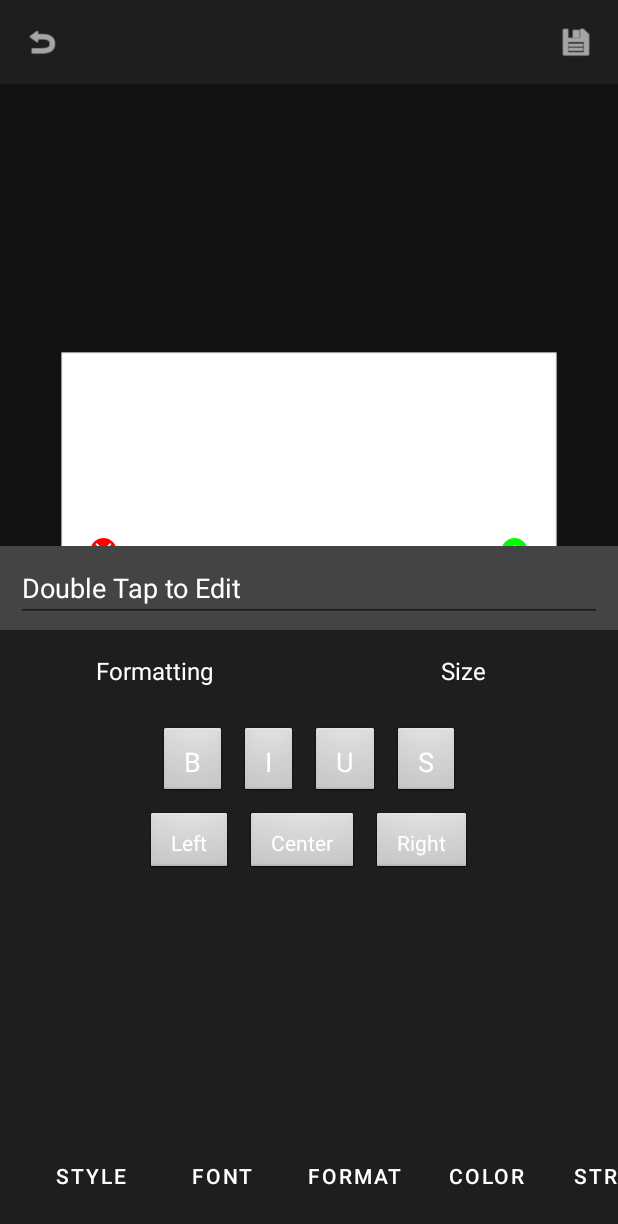
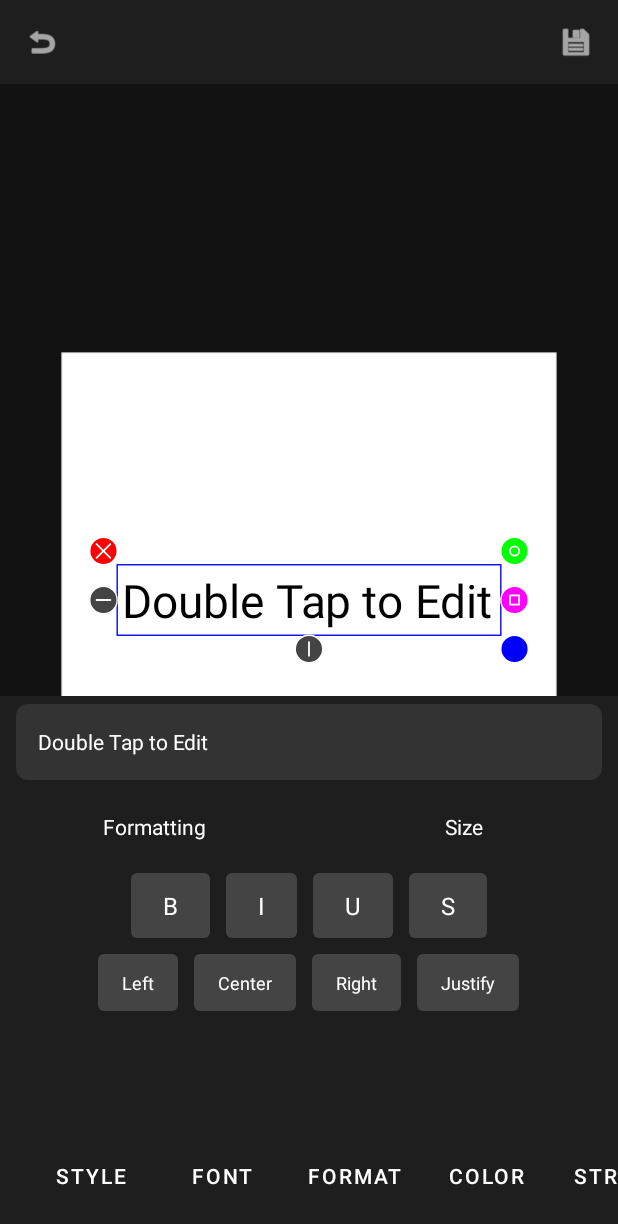
Before and after one commit to moon9ibulbul/projectypeset, an Android app: the EditorActivity screen opened directly, with no data from a screen before it, after a tap on "FORMAT", on a phone screen of 412 x 824 dp. Shown: the top 1224 px of the screen. Run offline under Robolectric (Android 15) with nearby library versions, the phone set to English and light mode, and no system bars; 2 other taps on this screen came first.

Commit message:
Refactor TextLayer for Rich Text and Overhaul Editor UI
- **TextLayer:**
  - Migrated text storage from `String` to `SpannableStringBuilder` to support rich text (Bold, Italic, Color, Font).
  - Added support for Justify alignment (API 26+) and standard alignment options.
  - Implemented `CustomTypefaceSpan` for partial font application.
- **EditorActivity:**
  - **Double Tap:** Now correctly opens the Format menu and focuses the input field automatically.
  - **UI Layout:** Standardized menu height to avoid covering the canvas.
  - **Font Menu:** Restored tabs (Standard, My Font, Favorite) and converted lists to horizontal scroll views for compactness.
  - **Format Menu:** Split into 'Formatting' (Style, Align, Justify) and 'Size' tabs.
  - **Input Integration:** Added `EditText` to Font, Format, and Color menus to allow partial selection styling directly within the menu.
  - **Styling:** Improved menu aesthetics with programmatic gradients and padding.

```diff
--- a/app/src/main/java/com/astral/typer/EditorActivity.kt
+++ b/app/src/main/java/com/astral/typer/EditorActivity.kt
@@ -3,6 +3,7 @@ package com.astral.typer
 import android.content.Context
 import android.graphics.Color
 import android.graphics.Typeface
+import android.graphics.drawable.GradientDrawable
 import android.os.Bundle
 import android.text.Editable
 import android.text.Layout
@@ -41,18 +42,20 @@ class EditorActivity : AppCompatActivity() {
     private lateinit var canvasView: AstralCanvasView
 
     private var activeEditText: EditText? = null
-    private val MENU_HEIGHT_DP = 380
+    private val MENU_HEIGHT_DP = 280
 
     private val importFontLauncher = registerForActivityResult(ActivityResultContracts.GetContent()) { uri ->
         uri?.let {
             if (FontManager.importFont(this, it)) {
                 Toast.makeText(this, "Font Imported!", Toast.LENGTH_SHORT).show()
-                // Refresh logic if needed
+                if (isFontPickerVisible) showFontPicker()
             } else {
                 Toast.makeText(this, "Import Failed", Toast.LENGTH_SHORT).show()
             }
         }
     }
+
+    private var isFontPickerVisible = false
 
     override fun onCreate(savedInstanceState: Bundle?) {
         super.onCreate(savedInstanceState)
@@ -103,9 +106,12 @@ class EditorActivity : AppCompatActivity() {
                 if (layer is TextLayer) {
                     // Open Format menu and focus input
                     showFormatMenu()
+                    // Delay focus slightly to ensure view is attached
+                    binding.root.postDelayed({
                         activeEditText?.requestFocus()
                         val imm = getSystemService(Context.INPUT_METHOD_SERVICE) as InputMethodManager
                         imm.showSoftInput(activeEditText, InputMethodManager.SHOW_IMPLICIT)
+                    }, 100)
                 }
             }
         }
@@ -173,7 +179,7 @@ class EditorActivity : AppCompatActivity() {
         binding.propertyDetailContainer.visibility = View.VISIBLE
         binding.propertyDetailContainer.removeAllViews()
 
-        // Enforce Uniform Height
+        // Enforce Uniform Reduced Height
         val params = binding.propertyDetailContainer.layoutParams
         params.height = dpToPx(MENU_HEIGHT_DP)
         binding.propertyDetailContainer.layoutParams = params
@@ -192,6 +198,7 @@ class EditorActivity : AppCompatActivity() {
     private fun hidePropertyDetail() {
         binding.propertyDetailContainer.visibility = View.GONE
         activeEditText = null
+        isFontPickerVisible = false
     }
 
     // --- Shared Input Field ---
@@ -199,14 +206,25 @@ class EditorActivity : AppCompatActivity() {
         val inputContainer = LinearLayout(this).apply {
             orientation = LinearLayout.VERTICAL
             setPadding(16, 8, 16, 8)
-            setBackgroundColor(Color.DKGRAY)
+            background = GradientDrawable().apply {
+                setColor(Color.parseColor("#333333"))
+                cornerRadius = dpToPx(8).toFloat()
+            }
+            layoutParams = LinearLayout.LayoutParams(
+                ViewGroup.LayoutParams.MATCH_PARENT,
+                ViewGroup.LayoutParams.WRAP_CONTENT
+            ).apply {
+                setMargins(16, 8, 16, 8)
+            }
         }
 
         val editText = EditText(this).apply {
             setTextColor(Color.WHITE)
             setText(layer.text) // Copies spans
-            setHint("Edit Text...")
-            setHintTextColor(Color.LTGRAY)
+            textSize = 14f
+            setHint("Type here...")
+            setHintTextColor(Color.GRAY)
+            background = null // Remove default underline
             layoutParams = LinearLayout.LayoutParams(
                 ViewGroup.LayoutParams.MATCH_PARENT,
                 ViewGroup.LayoutParams.WRAP_CONTENT
@@ -234,67 +252,163 @@ class EditorActivity : AppCompatActivity() {
 
         if (start != -1 && end != -1 && start != end) {
             et.editableText.setSpan(span, start, end, Spannable.SPAN_EXCLUSIVE_EXCLUSIVE)
-            // Trigger update in TextLayer via TextWatcher
-            // But TextWatcher fires after change. setSpan does not always trigger onTextChanged unless text changes?
-            // setSpan DOES trigger span change events, but TextWatcher monitors text content characters usually.
-            // Let's force update
             val layer = canvasView.getSelectedLayer() as? TextLayer
             if (layer != null) {
                 layer.text = SpannableStringBuilder(et.editableText)
                 canvasView.invalidate()
             }
-        } else {
-             // If no selection, maybe apply global? Or toggle for next typing?
-             // For now, only selection.
         }
     }
 
     // --- FONT MENU ---
     private fun showFontPicker() {
+        isFontPickerVisible = true
         val container = prepareContainer()
         val layer = canvasView.getSelectedLayer() as? TextLayer ?: return
 
         container.addView(createInputView(layer))
 
-        val scroll = HorizontalScrollView(this)
+        // Tabs
+        val tabsLayout = LinearLayout(this).apply {
+            orientation = LinearLayout.HORIZONTAL
+            weightSum = 3f
+            layoutParams = LinearLayout.LayoutParams(
+                ViewGroup.LayoutParams.MATCH_PARENT,
+                ViewGroup.LayoutParams.WRAP_CONTENT
+            ).apply { setMargins(0, 8, 0, 8) }
+        }
+
+        val contentContainer = FrameLayout(this).apply {
+            layoutParams = LinearLayout.LayoutParams(
+                ViewGroup.LayoutParams.MATCH_PARENT,
+                ViewGroup.LayoutParams.MATCH_PARENT
+            )
+        }
+
+        // Tab Logic
+        fun loadTab(type: String) {
+            contentContainer.removeAllViews()
+
+            // Horizontal List Container
+            val scroll = HorizontalScrollView(this).apply {
+                layoutParams = FrameLayout.LayoutParams(
+                    ViewGroup.LayoutParams.MATCH_PARENT,
+                    ViewGroup.LayoutParams.WRAP_CONTENT
+                )
+            }
+
             val list = LinearLayout(this).apply {
                 orientation = LinearLayout.HORIZONTAL
-            setPadding(16, 16, 16, 16)
+                setPadding(16, 0, 16, 0)
+                gravity = Gravity.CENTER_VERTICAL
             }
 
-        // Horizontal Compact List
-        val allFonts = FontManager.getStandardFonts(this) + FontManager.getCustomFonts(this)
+            if (type == "My Font") {
+                val btnImport = TextView(this).apply {
+                    text = "+ Import"
+                    setTextColor(Color.GREEN)
+                    setPadding(24, 16, 24, 16)
+                    gravity = Gravity.CENTER
+                    setBackgroundResource(android.R.drawable.btn_default_small)
+                    setOnClickListener { importFontLauncher.launch("*/*") }
+                }
+                list.addView(btnImport)
+            }
 
-        for (font in allFonts) {
-            val item = TextView(this).apply {
-                text = font.name
-                textSize = 16f
-                setTextColor(Color.WHITE)
-                typeface = font.typeface
+            val fonts = when(type) {
+                "Standard" -> FontManager.getStandardFonts(this)
+                "My Font" -> FontManager.getCustomFonts(this)
+                "Favorite" -> FontManager.getFavoriteFonts(this)
+                else -> emptyList()
+            }
+
+            if (fonts.isEmpty() && type != "Standard") {
+                val empty = TextView(this).apply {
+                     text = "No fonts found."
+                     setTextColor(Color.GRAY)
                      setPadding(20, 20, 20, 20)
-                setBackgroundResource(android.R.drawable.btn_default_small) // Or custom bg
+                }
+                list.addView(empty)
+            }
+
+            for (font in fonts) {
+                val itemLayout = LinearLayout(this).apply {
+                    orientation = LinearLayout.VERTICAL
+                    setPadding(12, 12, 12, 12)
+                    gravity = Gravity.CENTER
+                    layoutParams = LinearLayout.LayoutParams(
+                        ViewGroup.LayoutParams.WRAP_CONTENT,
+                        ViewGroup.LayoutParams.WRAP_CONTENT
+                    ).apply { setMargins(4, 0, 4, 0) }
+
+                    background = GradientDrawable().apply {
+                        setColor(Color.DKGRAY)
+                        cornerRadius = dpToPx(8).toFloat()
+                    }
 
                     setOnClickListener {
-                    // Check selection
                         val et = activeEditText
                         if (et != null && et.selectionStart != et.selectionEnd) {
                             applySpanToSelection(CustomTypefaceSpan(font.typeface))
                         } else {
-                        // Global Apply
                             layer.typeface = font.typeface
                             canvasView.invalidate()
                         }
                     }
                 }
-            list.addView(item)
 
-            // Spacer
-            val spacer = View(this).apply { layoutParams = LinearLayout.LayoutParams(16, 1) }
-            list.addView(spacer)
+                val tvName = TextView(this).apply {
+                    text = font.name
+                    typeface = font.typeface
+                    textSize = 16f
+                    setTextColor(Color.WHITE)
+                    gravity = Gravity.CENTER
+                    maxLines = 1
+                }
+
+                val btnStar = TextView(this).apply {
+                    text = if (font.isFavorite) "★" else "☆"
+                    setTextColor(Color.YELLOW)
+                    textSize = 18f
+                    setPadding(0, 4, 0, 0)
+                    setOnClickListener {
+                        FontManager.toggleFavorite(this@EditorActivity, font)
+                        text = if (font.isFavorite) "★" else "☆"
+                        if (type == "Favorite" && !font.isFavorite) loadTab("Favorite")
+                    }
+                }
+
+                itemLayout.addView(tvName)
+                itemLayout.addView(btnStar)
+                list.addView(itemLayout)
             }
 
             scroll.addView(list)
-        container.addView(scroll)
+            contentContainer.addView(scroll)
+        }
+
+        val tabNames = listOf("Standard", "My Font", "Favorite")
+        for (name in tabNames) {
+            val btn = TextView(this).apply {
+                text = name
+                gravity = Gravity.CENTER
+                setTextColor(Color.LTGRAY)
+                textSize = 14f
+                setPadding(12, 12, 12, 12)
+                layoutParams = LinearLayout.LayoutParams(0, ViewGroup.LayoutParams.WRAP_CONTENT, 1f)
+                setOnClickListener {
+                    loadTab(name)
+                    // Highlight selected tab visually (simplified)
+                    alpha = 1.0f
+                }
+            }
+            tabsLayout.addView(btn)
+        }
+
+        container.addView(tabsLayout)
+        container.addView(contentContainer)
+
+        loadTab("Standard")
     }
 
     // --- COLOR MENU ---
@@ -317,10 +431,14 @@ class EditorActivity : AppCompatActivity() {
 
         for (color in colors) {
             val item = View(this).apply {
-                layoutParams = LinearLayout.LayoutParams(80, 80).apply {
+                layoutParams = LinearLayout.LayoutParams(dpToPx(40), dpToPx(40)).apply {
                     setMargins(8, 0, 8, 0)
                 }
-                setBackgroundColor(color)
+                background = GradientDrawable().apply {
+                    setColor(color)
+                    shape = GradientDrawable.OVAL
+                    setStroke(2, Color.LTGRAY)
+                }
                 setOnClickListener {
                     val et = activeEditText
                     if (et != null && et.selectionStart != et.selectionEnd) {
@@ -349,14 +467,19 @@ class EditorActivity : AppCompatActivity() {
         val tabsLayout = LinearLayout(this).apply {
             orientation = LinearLayout.HORIZONTAL
             weightSum = 2f
-            layoutParams = LinearLayout.LayoutParams(ViewGroup.LayoutParams.MATCH_PARENT, ViewGroup.LayoutParams.WRAP_CONTENT)
+            layoutParams = LinearLayout.LayoutParams(
+                ViewGroup.LayoutParams.MATCH_PARENT,
+                ViewGroup.LayoutParams.WRAP_CONTENT
+            ).apply { setMargins(0, 8, 0, 8) }
         }
 
         val contentContainer = FrameLayout(this).apply {
-            layoutParams = LinearLayout.LayoutParams(ViewGroup.LayoutParams.MATCH_PARENT, ViewGroup.LayoutParams.MATCH_PARENT)
+            layoutParams = LinearLayout.LayoutParams(
+                ViewGroup.LayoutParams.MATCH_PARENT,
+                ViewGroup.LayoutParams.MATCH_PARENT
+            )
         }
 
-        // Content Views
         val formattingView = createFormattingTab(layer)
         val sizeView = createSizeTab(layer)
 
@@ -369,8 +492,8 @@ class EditorActivity : AppCompatActivity() {
             text = "Formatting"
             gravity = Gravity.CENTER
             setTextColor(Color.WHITE)
-            textSize = 16f
-            setPadding(16, 24, 16, 24)
+            textSize = 14f
+            setPadding(16, 16, 16, 16)
             layoutParams = LinearLayout.LayoutParams(0, ViewGroup.LayoutParams.WRAP_CONTENT, 1f)
             setOnClickListener { selectTab(true) }
         }
@@ -379,8 +502,8 @@ class EditorActivity : AppCompatActivity() {
             text = "Size"
             gravity = Gravity.CENTER
             setTextColor(Color.WHITE)
-            textSize = 16f
-            setPadding(16, 24, 16, 24)
+            textSize = 14f
+            setPadding(16, 16, 16, 16)
             layoutParams = LinearLayout.LayoutParams(0, ViewGroup.LayoutParams.WRAP_CONTENT, 1f)
             setOnClickListener { selectTab(false) }
         }
@@ -396,30 +519,33 @@ class EditorActivity : AppCompatActivity() {
     private fun createFormattingTab(layer: TextLayer): View {
         val layout = LinearLayout(this).apply {
             orientation = LinearLayout.VERTICAL
-            setPadding(16, 16, 16, 16)
+            setPadding(16, 8, 16, 8)
         }
 
         // Styles Row
         val stylesRow = LinearLayout(this).apply {
             orientation = LinearLayout.HORIZONTAL
-            gravity = Gravity.CENTER_HORIZONTAL
+            gravity = Gravity.CENTER
             setPadding(0, 0, 0, 16)
         }
 
         fun addStyleBtn(label: String, spanProvider: () -> Any) {
             val btn = TextView(this).apply {
                 text = label
-                textSize = 18f
+                textSize = 16f
                 setTextColor(Color.WHITE)
                 gravity = Gravity.CENTER
-                setBackgroundResource(android.R.drawable.btn_default_small)
-                setPadding(24, 16, 24, 16)
-                layoutParams = LinearLayout.LayoutParams(ViewGroup.LayoutParams.WRAP_CONTENT, ViewGroup.LayoutParams.WRAP_CONTENT).apply {
-                    setMargins(8, 0, 8, 0)
+                background = GradientDrawable().apply {
+                    setColor(Color.DKGRAY)
+                    cornerRadius = dpToPx(4).toFloat()
                 }
-                setOnClickListener {
-                    applySpanToSelection(spanProvider())
-                }
+                setPadding(32, 16, 32, 16)
+                layoutParams = LinearLayout.LayoutParams(
+                    ViewGroup.LayoutParams.WRAP_CONTENT,
+                    ViewGroup.LayoutParams.WRAP_CONTENT
+                ).apply { setMargins(8, 0, 8, 0) }
+
+                setOnClickListener { applySpanToSelection(spanProvider()) }
             }
             stylesRow.addView(btn)
         }
@@ -434,25 +560,28 @@ class EditorActivity : AppCompatActivity() {
         // Alignment Row
         val alignRow = LinearLayout(this).apply {
             orientation = LinearLayout.HORIZONTAL
-            gravity = Gravity.CENTER_HORIZONTAL
+            gravity = Gravity.CENTER
         }
 
         fun addAlignBtn(label: String, align: Layout.Alignment) {
             val btn = TextView(this).apply {
                 text = label
-                textSize = 14f
+                textSize = 12f
                 setTextColor(Color.WHITE)
                 gravity = Gravity.CENTER
-                setBackgroundResource(android.R.drawable.btn_default_small)
+                background = GradientDrawable().apply {
+                    setColor(Color.parseColor("#444444"))
+                    cornerRadius = dpToPx(4).toFloat()
+                }
                 setPadding(24, 16, 24, 16)
-                layoutParams = LinearLayout.LayoutParams(ViewGroup.LayoutParams.WRAP_CONTENT, ViewGroup.LayoutParams.WRAP_CONTENT).apply {
-                    setMargins(8, 0, 8, 0)
-                }
+                layoutParams = LinearLayout.LayoutParams(
+                    ViewGroup.LayoutParams.WRAP_CONTENT,
+                    ViewGroup.LayoutParams.WRAP_CONTENT
+                ).apply { setMargins(8, 0, 8, 0) }
+
                 setOnClickListener {
-                    // Alignment is usually paragraph level, but can be span (AlignmentSpan)
-                    // Or layer level. Prompt says "rata kiri..." in format tab.
-                    // Let's do Layer Level for simplicity as TextLayer supports it now
                     layer.textAlign = align
+                    layer.isJustified = false // Reset justification
                     canvasView.invalidate()
                 }
             }
@@ -462,18 +591,39 @@ class EditorActivity : AppCompatActivity() {
         addAlignBtn("Left", Layout.Alignment.ALIGN_NORMAL)
         addAlignBtn("Center", Layout.Alignment.ALIGN_CENTER)
         addAlignBtn("Right", Layout.Alignment.ALIGN_OPPOSITE)
-        // Justify isn't standard in Layout.Alignment for StaticLayout until O/P, simple fallback
-        // AlignmentSpan.Standard only supports normal, center, opposite.
+
+        // Justify Button
+        val btnJustify = TextView(this).apply {
+            text = "Justify"
+            textSize = 12f
+            setTextColor(Color.WHITE)
+            gravity = Gravity.CENTER
+            background = GradientDrawable().apply {
+                setColor(Color.parseColor("#444444"))
+                cornerRadius = dpToPx(4).toFloat()
+            }
+            setPadding(24, 16, 24, 16)
+            layoutParams = LinearLayout.LayoutParams(
+                ViewGroup.LayoutParams.WRAP_CONTENT,
+                ViewGroup.LayoutParams.WRAP_CONTENT
+            ).apply { setMargins(8, 0, 8, 0) }
+
+            setOnClickListener {
+                layer.textAlign = Layout.Alignment.ALIGN_NORMAL
+                layer.isJustified = true
+                canvasView.invalidate()
+            }
+        }
+        alignRow.addView(btnJustify)
 
         layout.addView(alignRow)
-
         return layout
     }
 
     private fun createSizeTab(layer: TextLayer): View {
         val layout = LinearLayout(this).apply {
             orientation = LinearLayout.VERTICAL
-            setPadding(16, 16, 16, 16)
+            setPadding(16, 8, 16, 8)
         }
 
         fun createControl(label: String, valueStr: String, onMinus: () -> Unit, onPlus: () -> Unit): View {
@@ -485,29 +635,41 @@ class EditorActivity : AppCompatActivity() {
 
             val tvLabel = TextView(this).apply {
                 text = label
-                setTextColor(Color.WHITE)
+                setTextColor(Color.LTGRAY)
+                textSize = 14f
                 layoutParams = LinearLayout.LayoutParams(0, ViewGroup.LayoutParams.WRAP_CONTENT, 1f)
             }
 
             val btnMinus = TextView(this).apply {
                 text = "-"
-                textSize = 20f
+                textSize = 18f
                 setTextColor(Color.WHITE)
-                setPadding(20, 10, 20, 10)
+                gravity = Gravity.CENTER
+                background = GradientDrawable().apply {
+                    setColor(Color.DKGRAY)
+                    cornerRadius = dpToPx(4).toFloat()
+                }
+                layoutParams = LinearLayout.LayoutParams(dpToPx(40), dpToPx(30))
                 setOnClickListener { onMinus() }
             }
 
             val tvValue = TextView(this).apply {
                 text = valueStr
                 setTextColor(Color.CYAN)
-                setPadding(20, 0, 20, 0)
+                gravity = Gravity.CENTER
+                layoutParams = LinearLayout.LayoutParams(dpToPx(80), ViewGroup.LayoutParams.WRAP_CONTENT)
             }
 
             val btnPlus = TextView(this).apply {
                 text = "+"
-                textSize = 20f
+                textSize = 18f
                 setTextColor(Color.WHITE)
-                setPadding(20, 10, 20, 10)
+                gravity = Gravity.CENTER
+                background = GradientDrawable().apply {
+                    setColor(Color.DKGRAY)
+                    cornerRadius = dpToPx(4).toFloat()
+                }
+                layoutParams = LinearLayout.LayoutParams(dpToPx(40), dpToPx(30))
                 setOnClickListener { onPlus() }
             }
 
@@ -523,7 +685,6 @@ class EditorActivity : AppCompatActivity() {
             onMinus = {
                 layer.fontSize = (layer.fontSize - 2).coerceAtLeast(10f)
                 canvasView.invalidate()
-                // Refresh View? A bit hacky, but we can recreate
                 (layout.getChildAt(0) as LinearLayout).getChildAt(2).let { (it as TextView).text = "${layer.fontSize.toInt()} pt" }
             },
             onPlus = {
@@ -534,8 +695,7 @@ class EditorActivity : AppCompatActivity() {
         )
         layout.addView(textSizeRow)
 
-        // Box Area Size (Scale)
-        // Average scale
+        // Box Scale
         val scaleRow = createControl("Box Scale", "${(layer.scale * 100).toInt()}%",
             onMinus = {
                 val s = (layer.scale - 0.1f).coerceAtLeast(0.1f)
@@ -619,11 +779,9 @@ class EditorActivity : AppCompatActivity() {
     }
 
     private fun showGradationControls() {
-        // Keeping simple placeholder or previous implementation for now as not requested to change
          val container = prepareContainer()
          container.addView(TextView(this).apply {
              text = "Gradient Controls (Basic)"; setTextColor(Color.WHITE); setPadding(16,16,16,16)
          })
-         // ... Similar logic to previous implementation if needed
     }
 }
--- a/app/src/main/java/com/astral/typer/models/TextLayer.kt
+++ b/app/src/main/java/com/astral/typer/models/TextLayer.kt
@@ -4,6 +4,7 @@ import android.graphics.Canvas
 import android.graphics.Color
 import android.graphics.Paint
 import android.graphics.Typeface
+import android.graphics.text.LineBreaker
 import android.text.Layout
 import android.text.SpannableStringBuilder
 import android.text.StaticLayout
@@ -18,6 +19,7 @@ class TextLayer(
     var fontSize: Float = 100f
     var typeface: Typeface = Typeface.DEFAULT
     var textAlign: Layout.Alignment = Layout.Alignment.ALIGN_NORMAL
+    var isJustified: Boolean = false
 
     // Advanced Properties
     var opacity: Int = 255 // 0-255
@@ -80,9 +82,15 @@ class TextLayer(
         }
 
         if (android.os.Build.VERSION.SDK_INT >= android.os.Build.VERSION_CODES.M) {
-            cachedLayout = StaticLayout.Builder.obtain(
+            val builder = StaticLayout.Builder.obtain(
                 text, 0, text.length, textPaint, layoutWidth.coerceAtLeast(10)
-            ).setAlignment(textAlign).build()
+            ).setAlignment(textAlign)
+
+            if (isJustified && android.os.Build.VERSION.SDK_INT >= android.os.Build.VERSION_CODES.O) {
+                builder.setJustificationMode(LineBreaker.JUSTIFICATION_MODE_INTER_WORD)
+            }
+
+            cachedLayout = builder.build()
         } else {
             cachedLayout = StaticLayout(
                 text, textPaint, layoutWidth.coerceAtLeast(10),
```
Lines whose indentation alone changed are shown as unchanged.
